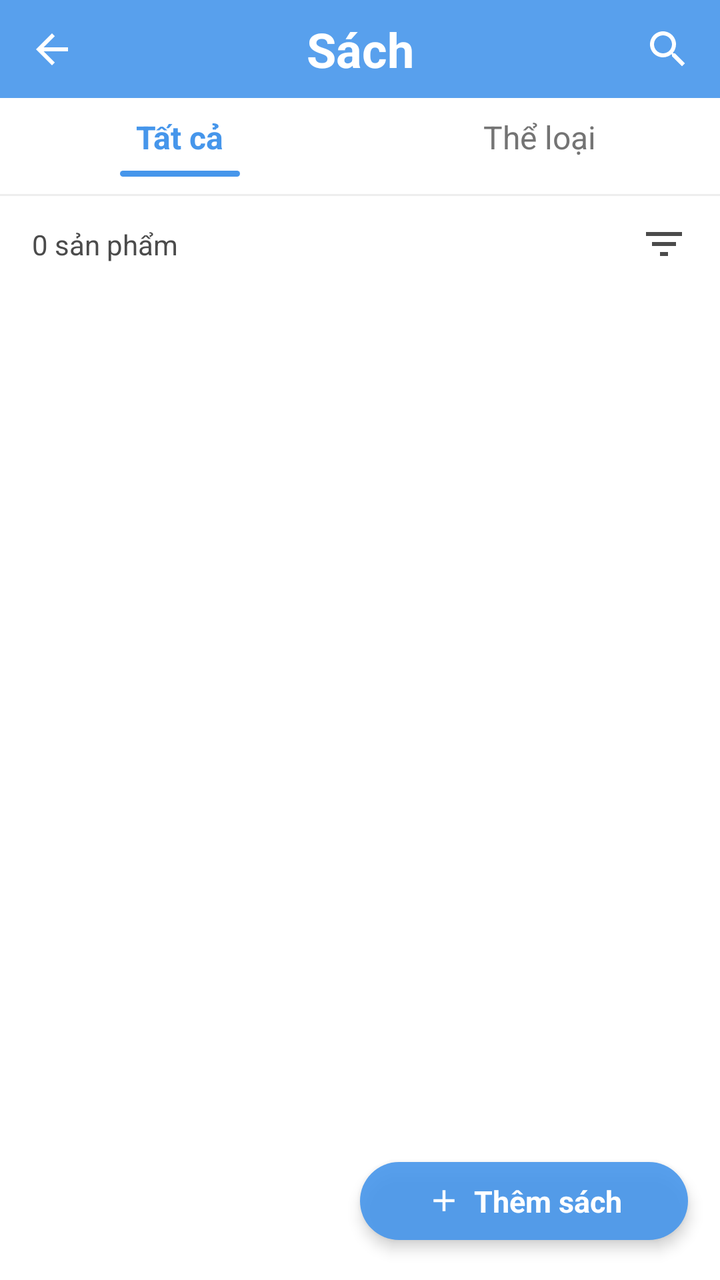
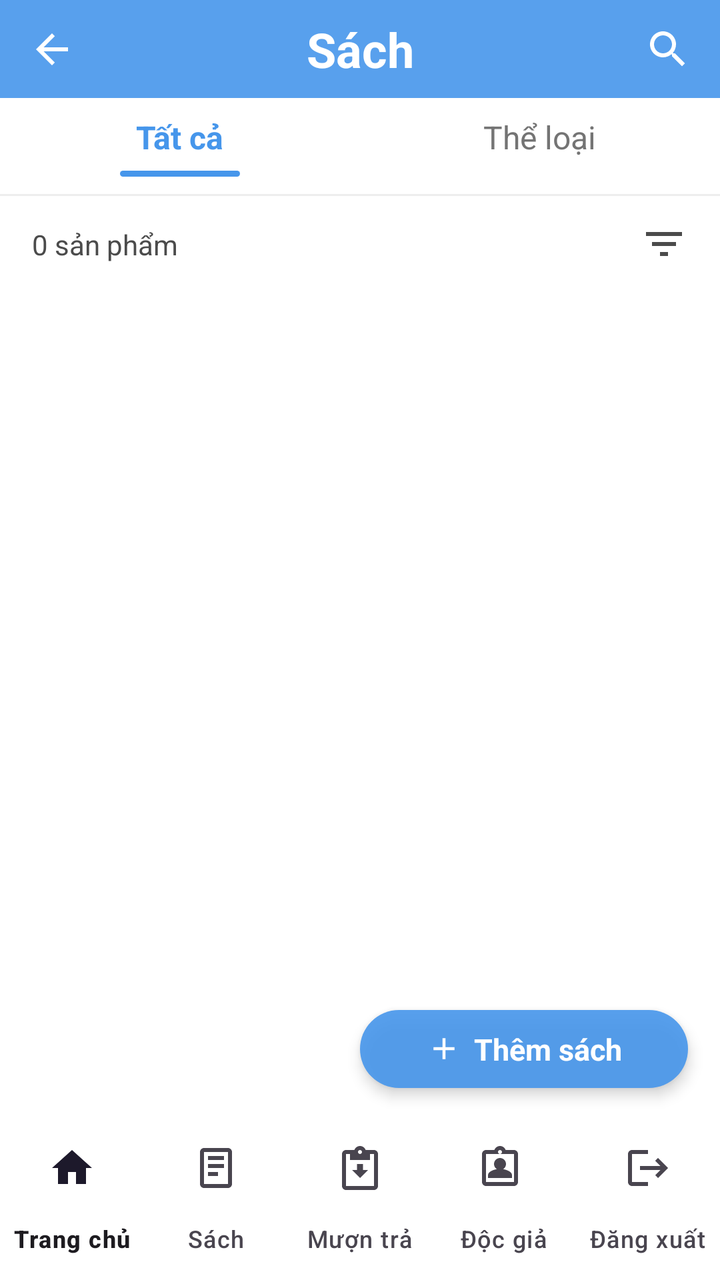

Compare the two renders of this Android layout. The source of the first and the diff that turns it into the second are given below.
<!-- AndroidManifest.xml: application theme Theme.QuanLyThuVien -->
<!-- res/layout/activity_sach.xml -->
<?xml version="1.0" encoding="utf-8"?>
<androidx.constraintlayout.widget.ConstraintLayout xmlns:android="http://schemas.android.com/apk/res/android"
    xmlns:app="http://schemas.android.com/apk/res-auto"
    android:layout_width="match_parent"
    android:layout_height="match_parent"
    android:background="#FFFFFF">

    
    <androidx.constraintlayout.widget.ConstraintLayout
        android:id="@+id/header"
        android:layout_width="0dp"
        android:layout_height="49dp"
        android:background="@drawable/bg_header_sach"
        app:layout_constraintTop_toTopOf="parent"
        app:layout_constraintStart_toStartOf="parent"
        app:layout_constraintEnd_toEndOf="parent">

        <ImageView
            android:id="@+id/btnBack"
            android:layout_width="28dp"
            android:layout_height="28dp"
            android:layout_marginStart="12dp"
            android:padding="2dp"
            android:src="@drawable/ic_arrow_back"
            android:background="?attr/selectableItemBackgroundBorderless"
            android:contentDescription="Quay lại"
            app:layout_constraintTop_toTopOf="parent"
            app:layout_constraintBottom_toBottomOf="parent"
            app:layout_constraintStart_toStartOf="parent" />

        <TextView
            android:id="@+id/tvTitle"
            android:layout_width="wrap_content"
            android:layout_height="wrap_content"
            android:text="Sách"
            android:textColor="#FFFFFF"
            android:textSize="24sp"
            android:textStyle="bold"
            app:layout_constraintTop_toTopOf="parent"
            app:layout_constraintBottom_toBottomOf="parent"
            app:layout_constraintStart_toStartOf="parent"
            app:layout_constraintEnd_toEndOf="parent" />

        <ImageView
            android:id="@+id/btnSearch"
            android:layout_width="28dp"
            android:layout_height="28dp"
            android:layout_marginEnd="12dp"
            android:padding="2dp"
            android:src="@drawable/ic_search"
            android:background="?attr/selectableItemBackgroundBorderless"
            android:contentDescription="Tìm kiếm"
            app:layout_constraintTop_toTopOf="parent"
            app:layout_constraintBottom_toBottomOf="parent"
            app:layout_constraintEnd_toEndOf="parent" />

        
        <LinearLayout
            android:id="@+id/headerSearch"
            android:layout_width="0dp"
            android:layout_height="match_parent"
            android:orientation="horizontal"
            android:gravity="center_vertical"
            android:visibility="gone"
            android:background="@drawable/bg_header_sach"
            app:layout_constraintTop_toTopOf="parent"
            app:layout_constraintBottom_toBottomOf="parent"
            app:layout_constraintStart_toStartOf="parent"
            app:layout_constraintEnd_toEndOf="parent">

            <ImageView
                android:id="@+id/btnSearchBack"
                android:layout_width="28dp"
                android:layout_height="28dp"
                android:layout_marginStart="12dp"
                android:padding="2dp"
                android:src="@drawable/ic_arrow_back"
                android:background="?attr/selectableItemBackgroundBorderless"
                android:contentDescription="Đóng tìm kiếm" />

            <LinearLayout
                android:layout_width="0dp"
                android:layout_height="36dp"
                android:layout_weight="1"
                android:layout_marginHorizontal="10dp"
                android:orientation="horizontal"
                android:gravity="center_vertical"
                android:background="@drawable/bg_search_input"
                android:paddingHorizontal="10dp">

                <ImageView
                    android:layout_width="18dp"
                    android:layout_height="18dp"
                    android:src="@drawable/ic_search_gray"
                    android:contentDescription="Tìm" />

                <EditText
                    android:id="@+id/edtSearch"
                    android:layout_width="0dp"
                    android:layout_height="match_parent"
                    android:layout_weight="1"
                    android:layout_marginStart="8dp"
                    android:background="@android:color/transparent"
                    android:hint="Tìm kiếm sách"
                    android:textColor="#000000"
                    android:textColorHint="#9AA3AE"
                    android:textSize="14sp"
                    android:imeOptions="actionSearch"
                    android:singleLine="true"
                    android:inputType="text" />

                <ImageView
                    android:id="@+id/btnClearSearch"
                    android:layout_width="22dp"
                    android:layout_height="22dp"
                    android:src="@drawable/ic_close"
                    android:background="?attr/selectableItemBackgroundBorderless"
                    android:contentDescription="Xóa"
                    android:visibility="gone" />
            </LinearLayout>
        </LinearLayout>
    </androidx.constraintlayout.widget.ConstraintLayout>

    
    <LinearLayout
        android:id="@+id/tabRow"
        android:layout_width="0dp"
        android:layout_height="48dp"
        android:orientation="horizontal"
        android:background="#FFFFFF"
        app:layout_constraintTop_toBottomOf="@id/header"
        app:layout_constraintStart_toStartOf="parent"
        app:layout_constraintEnd_toEndOf="parent">

        <LinearLayout
            android:id="@+id/tabAll"
            android:layout_width="0dp"
            android:layout_height="match_parent"
            android:layout_weight="1"
            android:orientation="vertical"
            android:gravity="center"
            android:clickable="true"
            android:focusable="true"
            android:background="?attr/selectableItemBackground">

            <TextView
                android:id="@+id/tvTabAll"
                android:layout_width="wrap_content"
                android:layout_height="wrap_content"
                android:text="Tất cả"
                android:textColor="@color/colorPrimary"
                android:textSize="16sp"
                android:textStyle="bold" />

            <View
                android:id="@+id/indicatorAll"
                android:layout_width="60dp"
                android:layout_height="3dp"
                android:layout_marginTop="6dp"
                android:background="@drawable/bg_tab_indicator" />
        </LinearLayout>

        <LinearLayout
            android:id="@+id/tabCategory"
            android:layout_width="0dp"
            android:layout_height="match_parent"
            android:layout_weight="1"
            android:orientation="vertical"
            android:gravity="center"
            android:clickable="true"
            android:focusable="true"
            android:background="?attr/selectableItemBackground">

            <TextView
                android:id="@+id/tvTabCategory"
                android:layout_width="wrap_content"
                android:layout_height="wrap_content"
                android:text="Thể loại"
                android:textColor="#747474"
                android:textSize="16sp" />

            <View
                android:id="@+id/indicatorCategory"
                android:layout_width="60dp"
                android:layout_height="3dp"
                android:layout_marginTop="6dp"
                android:background="@android:color/transparent" />
        </LinearLayout>
    </LinearLayout>

    <View
        android:id="@+id/tabDivider"
        android:layout_width="0dp"
        android:layout_height="1dp"
        android:background="#EEEEEE"
        app:layout_constraintTop_toBottomOf="@id/tabRow"
        app:layout_constraintStart_toStartOf="parent"
        app:layout_constraintEnd_toEndOf="parent" />

    
    <androidx.constraintlayout.widget.ConstraintLayout
        android:id="@+id/countRow"
        android:layout_width="0dp"
        android:layout_height="48dp"
        android:background="#FFFFFF"
        app:layout_constraintTop_toBottomOf="@id/tabDivider"
        app:layout_constraintStart_toStartOf="parent"
        app:layout_constraintEnd_toEndOf="parent">

        <TextView
            android:id="@+id/tvCount"
            android:layout_width="wrap_content"
            android:layout_height="wrap_content"
            android:layout_marginStart="16dp"
            android:text="0 sản phẩm"
            android:textColor="#4B4B4B"
            android:textSize="14sp"
            app:layout_constraintTop_toTopOf="parent"
            app:layout_constraintBottom_toBottomOf="parent"
            app:layout_constraintStart_toStartOf="parent" />

        <ImageView
            android:id="@+id/btnFilter"
            android:layout_width="24dp"
            android:layout_height="24dp"
            android:layout_marginEnd="16dp"
            android:src="@drawable/ic_filter"
            android:background="?attr/selectableItemBackgroundBorderless"
            android:contentDescription="Bộ lọc"
            app:layout_constraintTop_toTopOf="parent"
            app:layout_constraintBottom_toBottomOf="parent"
            app:layout_constraintEnd_toEndOf="parent" />
    </androidx.constraintlayout.widget.ConstraintLayout>

    
    <androidx.recyclerview.widget.RecyclerView
        android:id="@+id/rvSach"
        android:layout_width="0dp"
        android:layout_height="0dp"
        android:background="#FFFFFF"
        android:clipToPadding="false"
        android:paddingBottom="72dp"
        app:layout_constraintTop_toBottomOf="@id/countRow"
        app:layout_constraintStart_toStartOf="parent"
        app:layout_constraintEnd_toEndOf="parent"
        app:layout_constraintBottom_toBottomOf="parent" />

    
    <androidx.recyclerview.widget.RecyclerView
        android:id="@+id/rvTheLoai"
        android:layout_width="0dp"
        android:layout_height="0dp"
        android:background="#FFFFFF"
        android:clipToPadding="false"
        android:paddingHorizontal="10dp"
        android:paddingBottom="72dp"
        android:visibility="gone"
        app:layout_constraintTop_toBottomOf="@id/countRow"
        app:layout_constraintStart_toStartOf="parent"
        app:layout_constraintEnd_toEndOf="parent"
        app:layout_constraintBottom_toBottomOf="parent" />

    <TextView
        android:id="@+id/tvEmpty"
        android:layout_width="wrap_content"
        android:layout_height="wrap_content"
        android:text="Chưa có sách nào"
        android:textColor="#9AA3AE"
        android:textSize="14sp"
        android:visibility="gone"
        app:layout_constraintTop_toTopOf="@id/rvSach"
        app:layout_constraintBottom_toBottomOf="@id/rvSach"
        app:layout_constraintStart_toStartOf="@id/rvSach"
        app:layout_constraintEnd_toEndOf="@id/rvSach" />

    
    <LinearLayout
        android:id="@+id/fabAdd"
        android:layout_width="164dp"
        android:layout_height="39dp"
        android:layout_marginEnd="16dp"
        android:layout_marginBottom="20dp"
        android:orientation="horizontal"
        android:gravity="center"
        android:background="@drawable/bg_fab_add"
        android:clickable="true"
        android:focusable="true"
        android:elevation="4dp"
        app:layout_constraintEnd_toEndOf="parent"
        app:layout_constraintBottom_toBottomOf="parent">

        <ImageView
            android:layout_width="18dp"
            android:layout_height="18dp"
            android:src="@drawable/ic_plus"
            android:contentDescription="Thêm" />

        <TextView
            android:id="@+id/tvFabLabel"
            android:layout_width="wrap_content"
            android:layout_height="wrap_content"
            android:layout_marginStart="6dp"
            android:text="Thêm sách"
            android:textColor="#FFFFFF"
            android:textSize="15sp"
            android:textStyle="bold" />
    </LinearLayout>

</androidx.constraintlayout.widget.ConstraintLayout>
<!-- resources referenced by this layout -->
<resources>
  <color name="colorPrimary">#4696EB</color>
  <!-- drawable bg_fab_add (drawable) -->
  <?xml version="1.0" encoding="utf-8"?>
  <shape xmlns:android="http://schemas.android.com/apk/res/android"
      android:shape="rectangle">
      <solid android:color="#E64696EB" />
      <corners android:radius="20dp" />
  </shape>
  <!-- drawable bg_header_sach (drawable) -->
  <?xml version="1.0" encoding="utf-8"?>
  <shape xmlns:android="http://schemas.android.com/apk/res/android"
      android:shape="rectangle">
      <solid android:color="#E64696EB" />
  </shape>
  <!-- drawable bg_search_input (drawable) -->
  <?xml version="1.0" encoding="utf-8"?>
  <shape xmlns:android="http://schemas.android.com/apk/res/android"
      android:shape="rectangle">
      <solid android:color="#FFFFFF" />
      <corners android:radius="20dp" />
  </shape>
  <!-- drawable bg_tab_indicator (drawable) -->
  <?xml version="1.0" encoding="utf-8"?>
  <shape xmlns:android="http://schemas.android.com/apk/res/android"
      android:shape="rectangle">
      <solid android:color="@color/colorPrimary" />
      <corners android:radius="2dp" />
  </shape>
  <!-- drawable ic_arrow_back (drawable) -->
  <vector xmlns:android="http://schemas.android.com/apk/res/android"
      android:width="24dp"
      android:height="24dp"
      android:viewportWidth="24"
      android:viewportHeight="24"
      android:tint="#FFFFFF">
      <path
          android:fillColor="#FFFFFF"
          android:pathData="M20,11H7.83l5.59,-5.59L12,4l-8,8 8,8 1.41,-1.41L7.83,13H20v-2z"/>
  </vector>
  <!-- drawable ic_close (drawable) -->
  <vector xmlns:android="http://schemas.android.com/apk/res/android"
      android:width="20dp"
      android:height="20dp"
      android:viewportWidth="24"
      android:viewportHeight="24"
      android:tint="#9AA3AE">
      <path
          android:fillColor="#9AA3AE"
          android:pathData="M12,2C6.47,2 2,6.47 2,12s4.47,10 10,10 10,-4.47 10,-10S17.53,2 12,2zM17,15.59L15.59,17 12,13.41 8.41,17 7,15.59 10.59,12 7,8.41 8.41,7 12,10.59 15.59,7 17,8.41 13.41,12 17,15.59z"/>
  </vector>
  <!-- drawable ic_filter (drawable) -->
  <vector xmlns:android="http://schemas.android.com/apk/res/android"
      android:width="24dp"
      android:height="24dp"
      android:viewportWidth="24"
      android:viewportHeight="24"
      android:tint="#4B4B4B">
      <path
          android:fillColor="#4B4B4B"
          android:pathData="M10,18h4v-2h-4v2zM3,6v2h18V6H3zM6,13h12v-2H6v2z"/>
  </vector>
  <!-- drawable ic_plus (drawable) -->
  <vector xmlns:android="http://schemas.android.com/apk/res/android"
      android:width="20dp"
      android:height="20dp"
      android:viewportWidth="24"
      android:viewportHeight="24"
      android:tint="#FFFFFF">
      <path
          android:fillColor="#FFFFFF"
          android:pathData="M19,13h-6v6h-2v-6H5v-2h6V5h2v6h6v2z"/>
  </vector>
  <!-- drawable ic_search (drawable) -->
  <vector xmlns:android="http://schemas.android.com/apk/res/android"
      android:width="24dp"
      android:height="24dp"
      android:viewportWidth="24"
      android:viewportHeight="24"
      android:tint="#FFFFFF">
      <path
          android:fillColor="#FFFFFF"
          android:pathData="M15.5,14h-0.79l-0.28,-0.27C15.41,12.59 16,11.11 16,9.5 16,5.91 13.09,3 9.5,3S3,5.91 3,9.5 5.91,16 9.5,16c1.61,0 3.09,-0.59 4.23,-1.57l0.27,0.28v0.79l5,4.99L20.49,19l-4.99,-5zM9.5,14C7.01,14 5,11.99 5,9.5S7.01,5 9.5,5 14,7.01 14,9.5 11.99,14 9.5,14z"/>
  </vector>
  <style name="Theme.QuanLyThuVien" parent="Base.Theme.QuanLyThuVien" />
  <style name="Base.Theme.QuanLyThuVien" parent="Theme.Material3.DayNight.NoActionBar">
          <item name="colorPrimary">@color/colorPrimary</item>
          <item name="colorPrimaryVariant">@color/colorPrimaryDark</item>
          <item name="colorOnPrimary">@color/white</item>
          
          <item name="android:statusBarColor" tools:targetApi="l">@android:color/transparent</item>
          <item name="android:windowLightStatusBar" tools:targetApi="m">false</item>
      </style>
  <color name="colorPrimaryDark">#4F91D7</color>
  <color name="white">#FFFFFFFF</color>
  <!-- unchanged entries left out for length: 1 -->
</resources>

<!-- the commit's change to res/layout/activity_sach.xml (unified diff, before → after) -->
@@ -232,6 +232,17 @@
             app:layout_constraintEnd_toEndOf="parent" />
     </androidx.constraintlayout.widget.ConstraintLayout>
 
+    <com.google.android.material.bottomnavigation.BottomNavigationView
+        android:id="@+id/bottomNav"
+        android:layout_width="0dp"
+        android:layout_height="wrap_content"
+        android:background="#FFFFFF"
+        app:menu="@menu/bottom_nav_menu"
+        app:labelVisibilityMode="labeled"
+        app:layout_constraintStart_toStartOf="parent"
+        app:layout_constraintEnd_toEndOf="parent"
+        app:layout_constraintBottom_toBottomOf="parent" />
+
     
     <androidx.recyclerview.widget.RecyclerView
         android:id="@+id/rvSach"
@@ -239,11 +250,11 @@
         android:layout_height="0dp"
         android:background="#FFFFFF"
         android:clipToPadding="false"
-        android:paddingBottom="72dp"
+        android:paddingBottom="80dp"
         app:layout_constraintTop_toBottomOf="@id/countRow"
         app:layout_constraintStart_toStartOf="parent"
         app:layout_constraintEnd_toEndOf="parent"
-        app:layout_constraintBottom_toBottomOf="parent" />
+        app:layout_constraintBottom_toTopOf="@id/bottomNav" />
 
     
     <androidx.recyclerview.widget.RecyclerView
@@ -253,12 +264,12 @@
         android:background="#FFFFFF"
         android:clipToPadding="false"
         android:paddingHorizontal="10dp"
-        android:paddingBottom="72dp"
+        android:paddingBottom="80dp"
         android:visibility="gone"
         app:layout_constraintTop_toBottomOf="@id/countRow"
         app:layout_constraintStart_toStartOf="parent"
         app:layout_constraintEnd_toEndOf="parent"
-        app:layout_constraintBottom_toBottomOf="parent" />
+        app:layout_constraintBottom_toTopOf="@id/bottomNav" />
 
     <TextView
         android:id="@+id/tvEmpty"
@@ -279,7 +290,7 @@
         android:layout_width="164dp"
         android:layout_height="39dp"
         android:layout_marginEnd="16dp"
-        android:layout_marginBottom="20dp"
+        android:layout_marginBottom="16dp"
         android:orientation="horizontal"
         android:gravity="center"
         android:background="@drawable/bg_fab_add"
@@ -287,7 +298,7 @@
         android:focusable="true"
         android:elevation="4dp"
         app:layout_constraintEnd_toEndOf="parent"
-        app:layout_constraintBottom_toBottomOf="parent">
+        app:layout_constraintBottom_toTopOf="@id/bottomNav">
 
         <ImageView
             android:layout_width="18dp"
